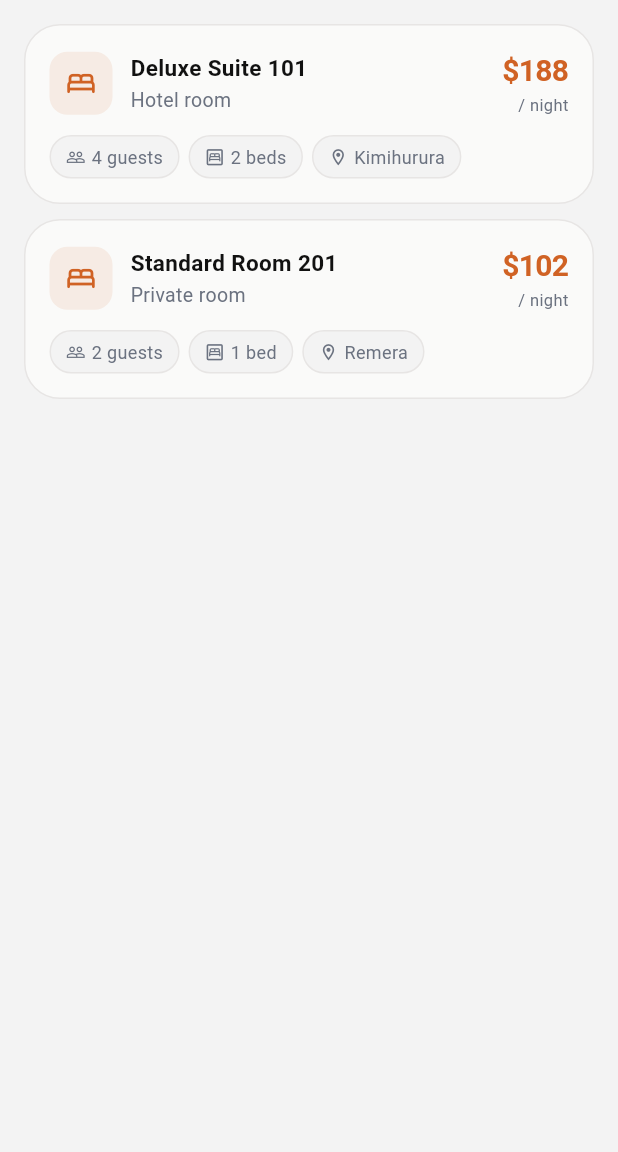
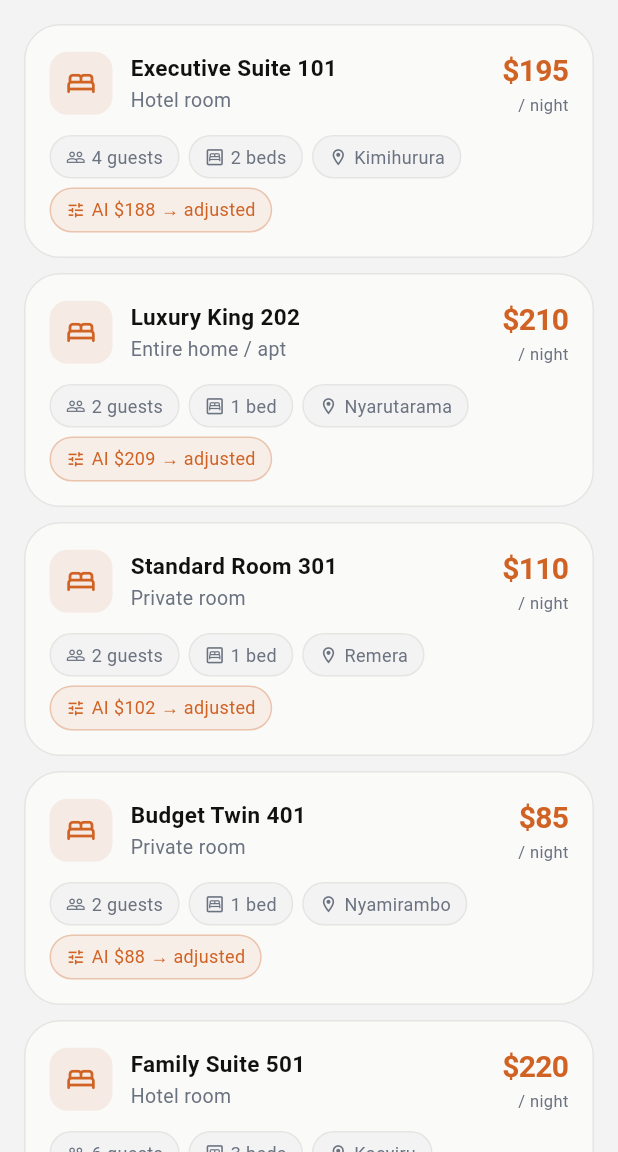
Before and after one commit to rapreala/linear_regression_model, a Flutter app: the screen it shows after launch, after a tap on "Manage Your Rooms", on a phone screen of 412 x 824 dp, the part 84-1236 px from its top. Run offline on Flutter 3.47's test engine with Material 3 defaults, Android fonts, the phone set to English and light mode, and no system bars; our stand-ins replace equatable, flutter_bloc.

Commit message:
feat: persist rooms via root RoomsBloc with hardcoded seed data
- RoomEntry domain entity shared across ManageRooms and AddRoom
- RoomsBloc provided at app root (main.dart) — survives navigation
- ManageRoomsScreen driven by BlocBuilder<RoomsBloc>
- AddRoomScreen dispatches RoomAdded to root bloc then pops
- 5 seed rooms always present on every app start / hot-restart
- README architecture tree updated to reflect RoomsBloc and RoomEntry

```diff
--- /dev/null
+++ b/summative/FlutterApp/lib/domain/entities/room_entry.dart
@@ -0,0 +1,23 @@
+/// Represents a saved room in the PMS.
+///
+/// [finalPrice] is the owner's confirmed nightly rate — either the raw
+/// AI prediction or a manually adjusted value on top of it.
+class RoomEntry {
+  final String name;
+  final String type;
+  final int accommodates;
+  final int bedrooms;
+  final String district;
+  final double finalPrice;
+  final double? predictedPrice; // AI baseline — kept for reference
+
+  const RoomEntry({
+    required this.name,
+    required this.type,
+    required this.accommodates,
+    required this.bedrooms,
+    required this.district,
+    required this.finalPrice,
+    this.predictedPrice,
+  });
+}
--- a/summative/FlutterApp/lib/main.dart
+++ b/summative/FlutterApp/lib/main.dart
@@ -1,5 +1,7 @@
 import 'package:flutter/material.dart';
+import 'package:flutter_bloc/flutter_bloc.dart';
 import 'config/theme/app_theme.dart';
+import 'presentation/blocs/rooms/rooms_bloc.dart';
 import 'presentation/screens/dashboard/dashboard_screen.dart';
 
 void main() {
@@ -11,11 +13,15 @@ class KigaliLodgeApp extends StatelessWidget {
 
   @override
   Widget build(BuildContext context) {
-    return MaterialApp(
-      title: 'Kigali Lodge Manager',
-      debugShowCheckedModeBanner: false,
-      theme: AppTheme.light,
-      home: const DashboardScreen(),
+    // RoomsBloc lives at the root — survives any navigation push/pop.
+    return BlocProvider(
+      create: (_) => RoomsBloc(),
+      child: MaterialApp(
+        title: 'Kigali Lodge Manager',
+        debugShowCheckedModeBanner: false,
+        theme: AppTheme.light,
+        home: const DashboardScreen(),
+      ),
     );
   }
 }
--- /dev/null
+++ b/summative/FlutterApp/lib/presentation/blocs/rooms/rooms_bloc.dart
@@ -0,0 +1,62 @@
+import 'package:flutter_bloc/flutter_bloc.dart';
+import '../../../domain/entities/room_entry.dart';
+import 'rooms_event.dart';
+import 'rooms_state.dart';
+
+class RoomsBloc extends Bloc<RoomsEvent, RoomsState> {
+  RoomsBloc()
+      : super(RoomsState(rooms: _seedRooms())) {
+    on<RoomAdded>((event, emit) {
+      emit(state.copyWith(rooms: [...state.rooms, event.room]));
+    });
+  }
+
+  /// Hardcoded rooms — always present on every app start/hot-restart.
+  static List<RoomEntry> _seedRooms() => const [
+        RoomEntry(
+          name: 'Executive Suite 101',
+          type: 'Hotel room',
+          accommodates: 4,
+          bedrooms: 2,
+          district: 'Kimihurura',
+          finalPrice: 195.00,
+          predictedPrice: 187.50,
+        ),
+        RoomEntry(
+          name: 'Luxury King 202',
+          type: 'Entire home / apt',
+          accommodates: 2,
+          bedrooms: 1,
+          district: 'Nyarutarama',
+          finalPrice: 210.00,
+          predictedPrice: 209.00,
+        ),
+        RoomEntry(
+          name: 'Standard Room 301',
+          type: 'Private room',
+          accommodates: 2,
+          bedrooms: 1,
+          district: 'Remera',
+          finalPrice: 110.00,
+          predictedPrice: 102.30,
+        ),
+        RoomEntry(
+          name: 'Budget Twin 401',
+          type: 'Private room',
+          accommodates: 2,
+          bedrooms: 1,
+          district: 'Nyamirambo',
+          finalPrice: 85.00,
+          predictedPrice: 88.40,
+        ),
+        RoomEntry(
+          name: 'Family Suite 501',
+          type: 'Hotel room',
+          accommodates: 6,
+          bedrooms: 3,
+          district: 'Kacyiru',
+          finalPrice: 220.00,
+          predictedPrice: 215.60,
+        ),
+      ];
+}
--- /dev/null
+++ b/summative/FlutterApp/lib/presentation/blocs/rooms/rooms_event.dart
@@ -0,0 +1,15 @@
+import 'package:equatable/equatable.dart';
+import '../../../domain/entities/room_entry.dart';
+
+abstract class RoomsEvent extends Equatable {
+  const RoomsEvent();
+  @override
+  List<Object?> get props => [];
+}
+
+class RoomAdded extends RoomsEvent {
+  final RoomEntry room;
+  const RoomAdded(this.room);
+  @override
+  List<Object?> get props => [room];
+}
--- /dev/null
+++ b/summative/FlutterApp/lib/presentation/blocs/rooms/rooms_state.dart
@@ -0,0 +1,13 @@
+import 'package:equatable/equatable.dart';
+import '../../../domain/entities/room_entry.dart';
+
+class RoomsState extends Equatable {
+  final List<RoomEntry> rooms;
+  const RoomsState({required this.rooms});
+
+  RoomsState copyWith({List<RoomEntry>? rooms}) =>
+      RoomsState(rooms: rooms ?? this.rooms);
+
+  @override
+  List<Object?> get props => [rooms];
+}
--- a/summative/FlutterApp/lib/presentation/screens/rooms/manage_rooms_screen.dart
+++ b/summative/FlutterApp/lib/presentation/screens/rooms/manage_rooms_screen.dart
@@ -1,61 +1,19 @@
 import 'package:flutter/material.dart';
+import 'package:flutter_bloc/flutter_bloc.dart';
 import '../../../config/theme/app_theme.dart';
+import '../../../domain/entities/room_entry.dart';
+import '../../blocs/rooms/rooms_bloc.dart';
+import '../../blocs/rooms/rooms_state.dart';
 import 'add_room_screen.dart';
 
-class _RoomEntry {
-  final String name;
-  final String type;
-  final int accommodates;
-  final int bedrooms;
-  final String district;
-  final double? predictedPrice;
-
-  const _RoomEntry({
-    required this.name,
-    required this.type,
-    required this.accommodates,
-    required this.bedrooms,
-    required this.district,
-    this.predictedPrice,
-  });
-}
-
-class ManageRoomsScreen extends StatefulWidget {
+class ManageRoomsScreen extends StatelessWidget {
   const ManageRoomsScreen({super.key});
 
-  @override
-  State<ManageRoomsScreen> createState() => _ManageRoomsScreenState();
-}
-
-class _ManageRoomsScreenState extends State<ManageRoomsScreen> {
-  final List<_RoomEntry> _rooms = [
-    const _RoomEntry(
-      name: 'Deluxe Suite 101',
-      type: 'Hotel room',
-      accommodates: 4,
-      bedrooms: 2,
-      district: 'Kimihurura',
-      predictedPrice: 187.50,
-    ),
-    const _RoomEntry(
-      name: 'Standard Room 201',
-      type: 'Private room',
-      accommodates: 2,
-      bedrooms: 1,
-      district: 'Remera',
-      predictedPrice: 102.30,
-    ),
-  ];
-
-  void _onRoomAdded(_RoomEntry room) => setState(() => _rooms.add(room));
-
-  void _navigateToAdd() {
-    Navigator.push<_RoomEntry>(
+  void _navigateToAdd(BuildContext context) {
+    Navigator.push(
       context,
       MaterialPageRoute(builder: (_) => const AddRoomScreen()),
-    ).then((room) {
-      if (room != null) _onRoomAdded(room);
-    });
+    );
   }
 
   @override
@@ -64,11 +22,10 @@ class _ManageRoomsScreenState extends State<ManageRoomsScreen> {
       appBar: AppBar(
         title: const Text('Manage Rooms'),
         actions: [
-          // Pill "Add room" button — matches outside-web CTA style
           Padding(
             padding: const EdgeInsets.only(right: 16),
             child: TextButton.icon(
-              onPressed: _navigateToAdd,
+              onPressed: () => _navigateToAdd(context),
               style: TextButton.styleFrom(
                 backgroundColor: AppTheme.primary,
                 foregroundColor: Colors.white,
@@ -84,25 +41,32 @@ class _ManageRoomsScreenState extends State<ManageRoomsScreen> {
           ),
         ],
       ),
-      body: _rooms.isEmpty
-          ? _EmptyState(onAdd: _navigateToAdd)
-          : ListView.separated(
+      body: BlocBuilder<RoomsBloc, RoomsState>(
+        builder: (context, state) {
+          if (state.rooms.isEmpty) {
+            return _EmptyState(onAdd: () => _navigateToAdd(context));
+          }
+          return ListView.separated(
             padding: const EdgeInsets.fromLTRB(16, 16, 16, 32),
-              itemCount: _rooms.length,
+            itemCount: state.rooms.length,
             separatorBuilder: (_, _) => const SizedBox(height: 10),
-              itemBuilder: (_, i) => _RoomCard(room: _rooms[i]),
+            itemBuilder: (_, i) => _RoomCard(room: state.rooms[i]),
+          );
+        },
       ),
     );
   }
 }
 
-// ── Room card — stone-50 bg, rounded-3xl border, matching outside-web list style
 class _RoomCard extends StatelessWidget {
-  final _RoomEntry room;
+  final RoomEntry room;
   const _RoomCard({required this.room});
 
   @override
   Widget build(BuildContext context) {
+    final wasAdjusted = room.predictedPrice != null &&
+        (room.finalPrice - room.predictedPrice!).abs() > 0.01;
+
     return Container(
       decoration: BoxDecoration(
         color: AppTheme.stone50,
@@ -143,12 +107,11 @@ class _RoomCard extends StatelessWidget {
                   ],
                 ),
               ),
-              if (room.predictedPrice != null)
               Column(
                 crossAxisAlignment: CrossAxisAlignment.end,
                 children: [
                   Text(
-                      '\$${room.predictedPrice!.toStringAsFixed(0)}',
+                    '\$${room.finalPrice.toStringAsFixed(0)}',
                     style: const TextStyle(
                       color: AppTheme.primary,
                       fontSize: 20,
@@ -177,6 +140,13 @@ class _RoomCard extends StatelessWidget {
                       '${room.bedrooms} bed${room.bedrooms != 1 ? 's' : ''}'),
               _Pill(
                   icon: Icons.location_on_outlined, label: room.district),
+              if (wasAdjusted)
+                _Pill(
+                  icon: Icons.tune_rounded,
+                  label:
+                      'AI \$${room.predictedPrice!.toStringAsFixed(0)} → adjusted',
+                  highlight: true,
+                ),
             ],
           ),
         ],
@@ -188,25 +158,43 @@ class _RoomCard extends StatelessWidget {
 class _Pill extends StatelessWidget {
   final IconData icon;
   final String label;
-  const _Pill({required this.icon, required this.label});
+  final bool highlight;
+
+  const _Pill({
+    required this.icon,
+    required this.label,
+    this.highlight = false,
+  });
 
   @override
   Widget build(BuildContext context) {
     return Container(
       padding: const EdgeInsets.symmetric(horizontal: 10, vertical: 5),
       decoration: BoxDecoration(
-        color: AppTheme.surface,
+        color: highlight
+            ? AppTheme.primary.withValues(alpha: 0.08)
+            : AppTheme.surface,
         borderRadius: BorderRadius.circular(20),
-        border: Border.all(color: AppTheme.stone200),
+        border: Border.all(
+          color: highlight
+              ? AppTheme.primary.withValues(alpha: 0.3)
+              : AppTheme.stone200,
+        ),
       ),
       child: Row(
         mainAxisSize: MainAxisSize.min,
         children: [
-          Icon(icon, size: 13, color: AppTheme.textSecondary),
+          Icon(icon,
+              size: 13,
+              color:
+                  highlight ? AppTheme.primary : AppTheme.textSecondary),
           const SizedBox(width: 4),
           Text(label,
-              style: const TextStyle(
-                  fontSize: 12, color: AppTheme.textSecondary)),
+              style: TextStyle(
+                  fontSize: 12,
+                  color: highlight
+                      ? AppTheme.primary
+                      : AppTheme.textSecondary)),
         ],
       ),
     );
```
Also changed, not shown: summative/FlutterApp/lib/presentation/screens/rooms/add_room_screen.dart (+130 -8 lines), 1 other file. Lines whose indentation alone changed are shown as unchanged.
